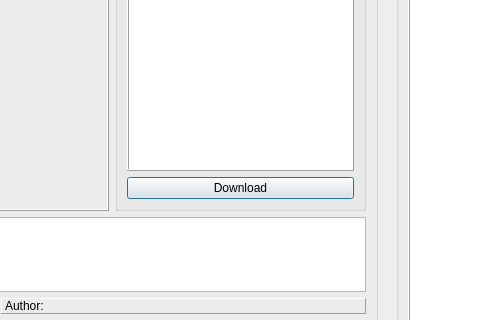
Qt form modules/ModDownloader.ui (rainmakerv3/BB_Launcher) before a commit; both pictures show x 393 to 873 and y 186 to 506 of the 1146 by 705 pixel window.
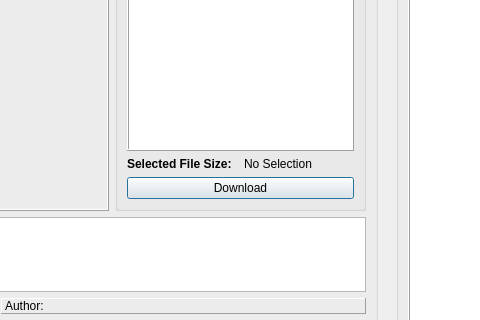
The same form after that commit.

Commit message: Downloader: show mod file sizes, use struct for download file info

```diff
--- a/modules/ModDownloader.ui
+++ b/modules/ModDownloader.ui
@@ -102,6 +102,29 @@
                 </property>
                </widget>
               </item>
+              <item>
+               <layout class="QHBoxLayout" name="horizontalLayout_8">
+                <item>
+                 <widget class="QLabel" name="FilesizeLabel">
+                  <property name="font">
+                   <font>
+                    <bold>true</bold>
+                   </font>
+                  </property>
+                  <property name="text">
+                   <string>Selected File Size:</string>
+                  </property>
+                 </widget>
+                </item>
+                <item>
+                 <widget class="QLabel" name="FilesizeValue">
+                  <property name="text">
+                   <string>No Selection</string>
+                  </property>
+                 </widget>
+                </item>
+               </layout>
+              </item>
               <item>
                <widget class="QPushButton" name="downloadButton">
                 <property name="text">
```
The commit also changes 3 other files.
